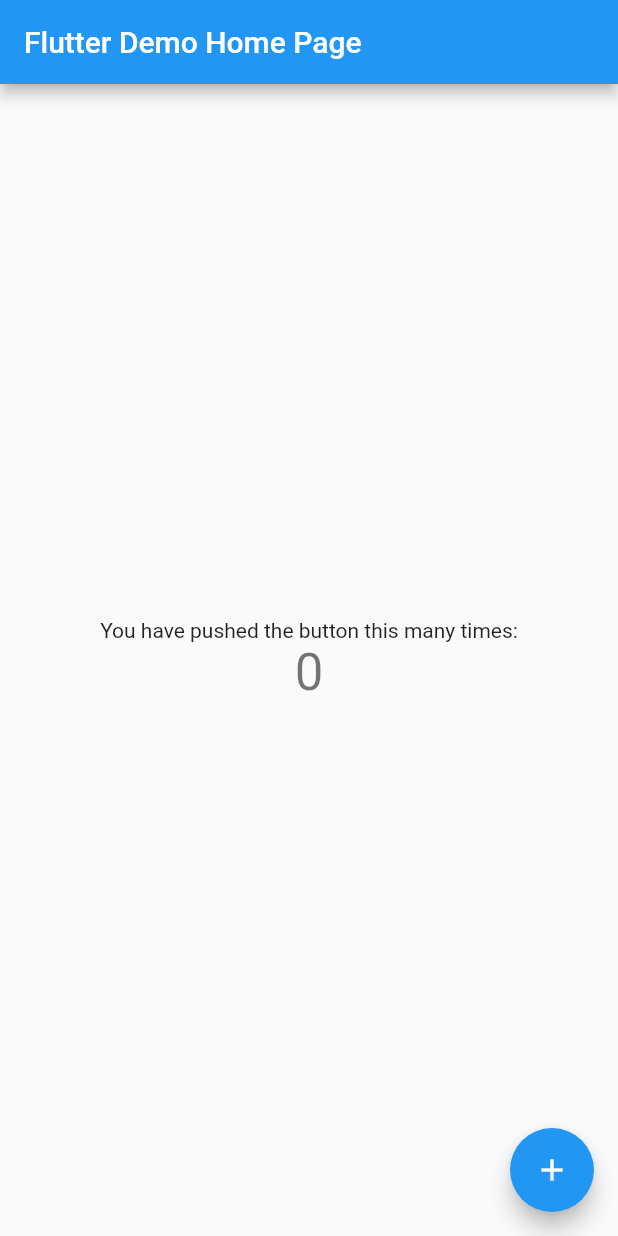
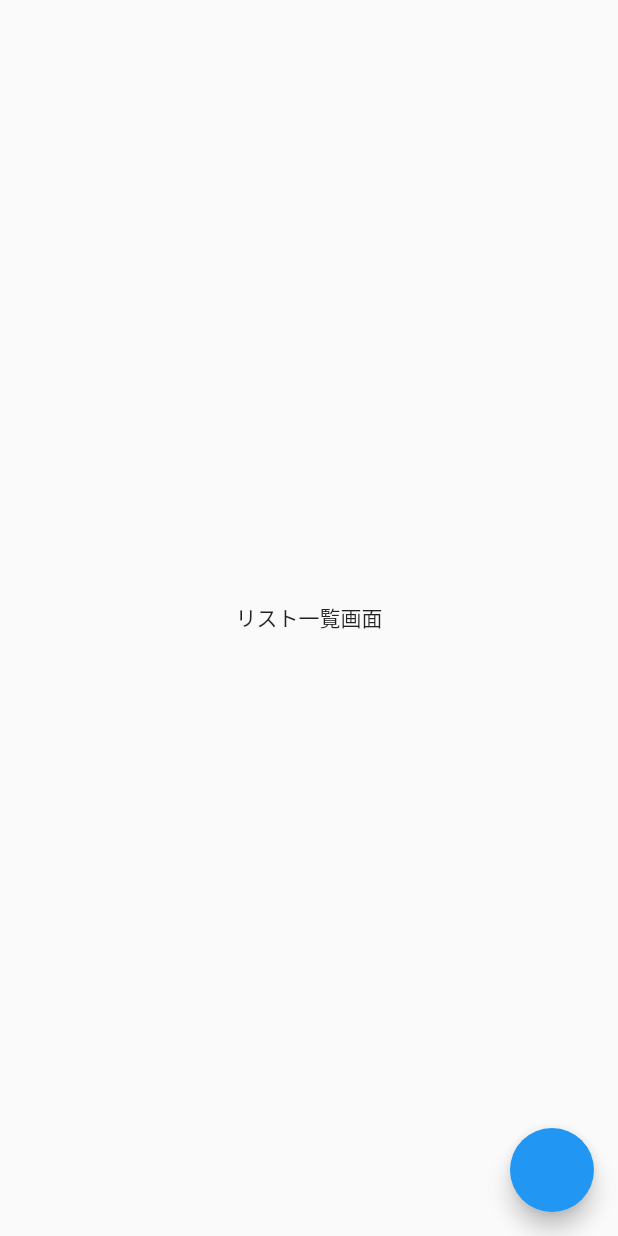
Before and after one commit to ooooose/flutter_sample, a Flutter app: the screen it shows after launch, on a phone screen of 412 x 824 dp. Run offline on Flutter 3.47's test engine with Material 2 defaults, Android fonts, the phone set to English and light mode, and no system bars.

Commit message:
フレームを作成

```diff
--- a/lib/main.dart
+++ b/lib/main.dart
@@ -5,109 +5,50 @@ void main() {
 }
 
 class MyApp extends StatelessWidget {
-  // This widget is the root of your application.
   @override
   Widget build(BuildContext context) {
     return MaterialApp(
-      title: 'Flutter Demo',
+      title: 'My Todo App',
       theme: ThemeData(
-        // This is the theme of your application.
-        //
-        // Try running your application with "flutter run". You'll see the
-        // application has a blue toolbar. Then, without quitting the app, try
-        // changing the primarySwatch below to Colors.green and then invoke
-        // "hot reload" (press "r" in the console where you ran "flutter run",
-        // or simply save your changes to "hot reload" in a Flutter IDE).
-        // Notice that the counter didn't reset back to zero; the application
-        // is not restarted.
         primarySwatch: Colors.blue,
       ),
-      home: MyHomePage(title: 'Flutter Demo Home Page'),
+      home: TodoListPage(),
     );
   }
 }
 
-class MyHomePage extends StatefulWidget {
-  MyHomePage({Key key, this.title}) : super(key: key);
-
-  // This widget is the home page of your application. It is stateful, meaning
-  // that it has a State object (defined below) that contains fields that affect
-  // how it looks.
-
-  // This class is the configuration for the state. It holds the values (in this
-  // case the title) provided by the parent (in this case the App widget) and
-  // used by the build method of the State. Fields in a Widget subclass are
-  // always marked "final".
-
-  final String title;
-
-  @override
-  _MyHomePageState createState() => _MyHomePageState();
-}
-
-class _MyHomePageState extends State<MyHomePage> {
-  int _counter = 0;
-
-  void _incrementCounter() {
-    setState(() {
-      // This call to setState tells the Flutter framework that something has
-      // changed in this State, which causes it to rerun the build method below
-      // so that the display can reflect the updated values. If we changed
-      // _counter without calling setState(), then the build method would not be
-      // called again, and so nothing would appear to happen.
-      _counter++;
-    });
-  }
-
+class TodoListPage extends StatelessWidget {
   @override
   Widget build(BuildContext context) {
-    // This method is rerun every time setState is called, for instance as done
-    // by the _incrementCounter method above.
-    //
-    // The Flutter framework has been optimized to make rerunning build methods
-    // fast, so that you can just rebuild anything that needs updating rather
-    // than having to individually change instances of widgets.
     return Scaffold(
-      appBar: AppBar(
-        // Here we take the value from the MyHomePage object that was created by
-        // the App.build method, and use it to set our appbar title.
-        title: Text(widget.title),
-      ),
       body: Center(
-        // Center is a layout widget. It takes a single child and positions it
-        // in the middle of the parent.
-        child: Column(
-          // Column is also a layout widget. It takes a list of children and
-          // arranges them vertically. By default, it sizes itself to fit its
-          // children horizontally, and tries to be as tall as its parent.
-          //
-          // Invoke "debug painting" (press "p" in the console, choose the
-          // "Toggle Debug Paint" action from the Flutter Inspector in Android
-          // Studio, or the "Toggle Debug Paint" command in Visual Studio Code)
-          // to see the wireframe for each widget.
-          //
-          // Column has various properties to control how it sizes itself and
-          // how it positions its children. Here we use mainAxisAlignment to
-          // center the children vertically; the main axis here is the vertical
-          // axis because Columns are vertical (the cross axis would be
-          // horizontal).
-          mainAxisAlignment: MainAxisAlignment.center,
-          children: <Widget>[
-            Text(
-              'You have pushed the button this many times:',
-            ),
-            Text(
-              '$_counter',
-              style: Theme.of(context).textTheme.headline4,
-            ),
-          ],
-        ),
+        child: Text('リスト一覧画面'),
       ),
       floatingActionButton: FloatingActionButton(
-        onPressed: _incrementCounter,
-        tooltip: 'Increment',
-        child: Icon(Icons.add),
-      ), // This trailing comma makes auto-formatting nicer for build methods.
+        onPressed: () {
+          Navigator.of(context).push(
+            MaterialPageRoute(builder: (context) {
+              return TodoAddPage();
+            }),
+          );
+        },
+      ),
     );
   }
 }
+
+class TodoAddPage extends StatelessWidget {
+  @override
+  Widget build(BuildContext context) {
+    return Scaffold(
+      body: Center(
+        child: TextButton(
+          onPressed: () {
+            Navigator.of(context).pop();
+          },
+          child: Text('リスト追加画面（クリックで戻る）'),
+        ),
+      ),
+    );
+  }
+}
```
